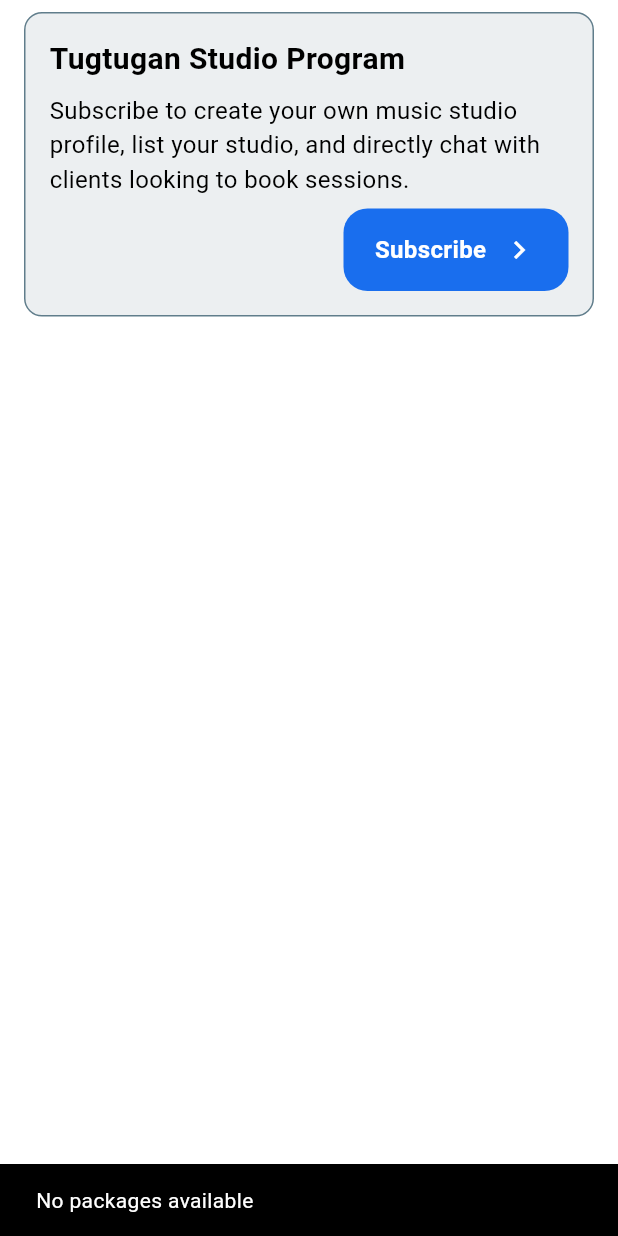
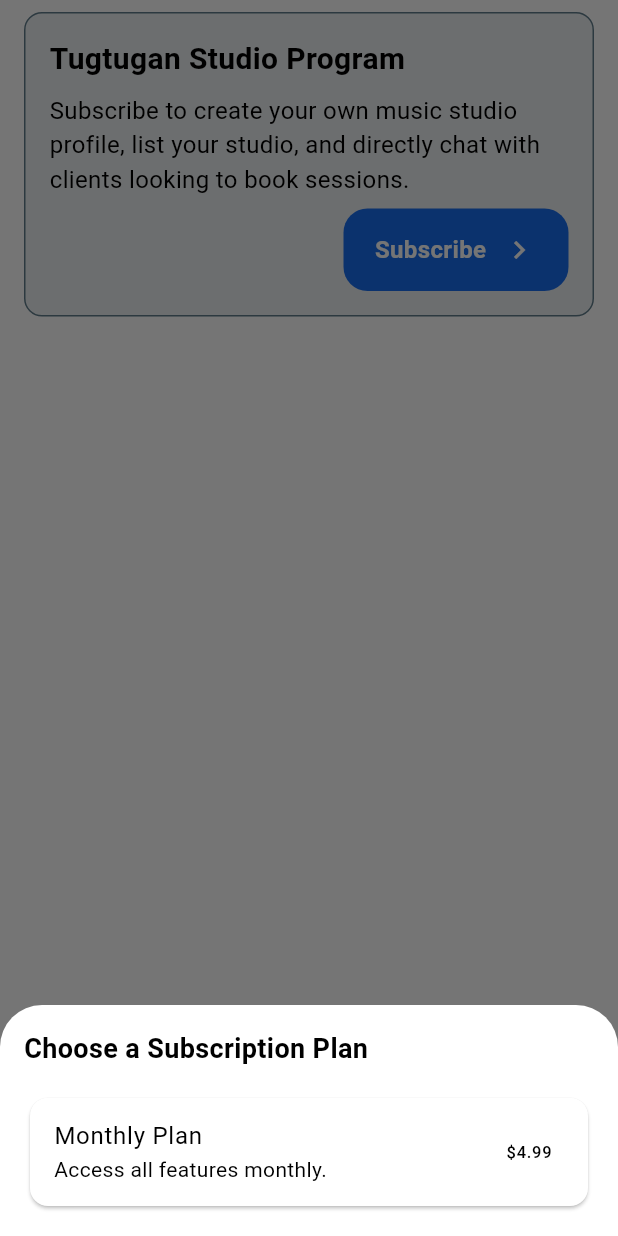
Before and after one commit to Tristaaaaan/tugtugan, a Flutter app: the TugtuganStudioProgramScreen widget shown alone on an empty page, opened directly, after a tap on "Subscribe", on a phone screen of 412 x 824 dp. Run offline on Flutter 3.47's test engine with Material 3 defaults, Android fonts, the phone set to English and light mode, and no system bars; our stand-ins replace cached_network_image, cloud_firestore, firebase_auth, firebase_core, firebase_messaging, flutter_dotenv and 13 more; missing offline and left inert: purchases_flutter; accounts and stored records are empty; generated files the repository leaves out were written again.

Commit message:
feature(subscription): added bottom sheet which shows the mock plans

```diff
--- a/lib/features/subscription/data/subscription_repo_impl.dart
+++ b/lib/features/subscription/data/subscription_repo_impl.dart
@@ -2,14 +2,30 @@ import 'dart:io';
 
 import 'package:purchases_flutter/purchases_flutter.dart';
 
+import '../domain/model/package_model.dart';
 import '../domain/repo/subscription_repo.dart';
 
 class SubscriptionRepoImpl extends SubscriptionRepo {
   @override
-  Future<void> subscribe(String userId) async {
-    // Implement the subscription logic here
-    // For example, you might call an API to subscribe the user
-    print('User $userId subscribed successfully.');
+  Future<List<MockPackage>> subscribe() async {
+    final MockProduct mockProduct = MockProduct(
+      identifier: 'com.app.subscription.monthly',
+      title: 'Monthly Plan',
+      description: 'Access all features monthly.',
+      price: 4.99,
+      priceString: '\$4.99',
+      currencyCode: 'USD',
+      subscriptionPeriod: 'P1M',
+    );
+
+    final MockPackage mockPackage = MockPackage(
+      identifier: 'monthly_mock',
+      offeringIdentifier: 'default',
+      packageType: 'monthly',
+      product: mockProduct,
+    );
+
+    return [mockPackage];
   }
 }
 
--- /dev/null
+++ b/lib/features/subscription/domain/model/package_model.dart
@@ -0,0 +1,33 @@
+class MockProduct {
+  final String identifier;
+  final String title;
+  final String description;
+  final double price;
+  final String priceString;
+  final String currencyCode;
+  final String subscriptionPeriod; // e.g., 'P1M' for 1 month
+
+  MockProduct({
+    required this.identifier,
+    required this.title,
+    required this.description,
+    required this.price,
+    required this.priceString,
+    required this.currencyCode,
+    required this.subscriptionPeriod,
+  });
+}
+
+class MockPackage {
+  final String identifier; // e.g., 'monthly', 'annual'
+  final String offeringIdentifier;
+  final String packageType; // e.g., 'monthly', 'annual'
+  final MockProduct product;
+
+  MockPackage({
+    required this.identifier,
+    required this.offeringIdentifier,
+    required this.packageType,
+    required this.product,
+  });
+}
--- a/lib/features/subscription/domain/repo/subscription_repo.dart
+++ b/lib/features/subscription/domain/repo/subscription_repo.dart
@@ -1,3 +1,5 @@
+import '../model/package_model.dart';
+
 abstract class SubscriptionRepo {
-  Future<void> subscribe(String userId);
+  Future<List<MockPackage>> subscribe();
 }
--- a/lib/features/subscription/presentation/widgets/subcription_sheet.dart
+++ b/lib/features/subscription/presentation/widgets/subcription_sheet.dart
@@ -1,8 +1,8 @@
 import 'package:flutter/material.dart';
-import 'package:purchases_flutter/purchases_flutter.dart';
+import 'package:tugtugan/features/subscription/domain/model/package_model.dart';
 
 class SubscriptionSheet extends StatelessWidget {
-  final List<Package> packages;
+  final List<MockPackage> packages;
 
   const SubscriptionSheet({super.key, required this.packages});
 
@@ -18,34 +18,34 @@ class SubscriptionSheet extends StatelessWidget {
         ),
         const SizedBox(height: 16),
         ...packages.map((package) {
-          final product = package.storeProduct;
+          final product = package.product;
           return Card(
             child: ListTile(
               title: Text(product.title),
               subtitle: Text(product.description),
               trailing: Text(product.priceString),
               onTap: () async {
-                try {
-                  final purchaserInfo =
-                      await Purchases.purchasePackage(package);
+                // try {
+                // final purchaserInfo =
+                //     await Purchases.purchasePackage(package);
 
-                  final isActive =
-                      purchaserInfo.entitlements.all['premium']?.isActive ??
-                          false;
+                // final isActive =
+                //     purchaserInfo.entitlements.all['premium']?.isActive ??
+                //         false;
 
-                  if (isActive && context.mounted) {
-                    Navigator.of(context).pop(); // close the sheet
-                    ScaffoldMessenger.of(context).showSnackBar(
-                      const SnackBar(content: Text('Subscription successful!')),
-                    );
-                  }
-                } catch (e) {
-                  if (context.mounted) {
-                    ScaffoldMessenger.of(context).showSnackBar(
-                      SnackBar(content: Text('Purchase failed: $e')),
-                    );
-                  }
-                }
+                // if (isActive && context.mounted) {
+                Navigator.of(context).pop(); // close the sheet
+                ScaffoldMessenger.of(context).showSnackBar(
+                  const SnackBar(content: Text('Subscription successful!')),
+                );
+                //   }
+                // } catch (e) {
+                //   if (context.mounted) {
+                //     ScaffoldMessenger.of(context).showSnackBar(
+                //       SnackBar(content: Text('Purchase failed: $e')),
+                //     );
+                //   }
+                // }
               },
             ),
           );
--- a/lib/features/subscription/presentation/widgets/subscription_container.dart
+++ b/lib/features/subscription/presentation/widgets/subscription_container.dart
@@ -1,5 +1,4 @@
 import 'package:flutter/material.dart';
-import 'package:purchases_flutter/purchases_flutter.dart';
 import 'package:tugtugan/commons/widgets/buttons/regular_button.dart';
 
 import '../../data/subscription_repo_impl.dart';
@@ -46,29 +45,28 @@ class TugtuganStudioProgramScreen extends StatelessWidget {
                   width: 150,
                   onTap: () async {
                     try {
-                      await initPlatformState();
+                      // await initPlatformState();
 
-                      final customerInfo = await Purchases.getCustomerInfo();
-                      final entitlement =
-                          customerInfo.entitlements.all['Basic'];
+                      // final customerInfo = await Purchases.getCustomerInfo();
+                      // final entitlement =
+                      //     customerInfo.entitlements.all['Basic'];
 
-                      if (entitlement != null && entitlement.isActive) {
-                        if (context.mounted) {
-                          ScaffoldMessenger.of(context).showSnackBar(
-                            const SnackBar(
-                                content: Text('You are already subscribed!')),
-                          );
-                        }
-                        return; // Don't show the paywall
-                      }
+                      // if (entitlement != null && entitlement.isActive) {
+                      //   if (context.mounted) {
+                      //     ScaffoldMessenger.of(context).showSnackBar(
+                      //       const SnackBar(
+                      //           content: Text('You are already subscribed!')),
+                      //     );
+                      //   }
+                      //   return; // Don't show the paywall
+                      // }
 
-                      final offerings = await Purchases.getOfferings();
+                      // final offerings = await Purchases.getOfferings();
+                      // final availablePackages =
+                      //     offerings.current?.availablePackages;
                       final availablePackages =
-                          offerings.current?.availablePackages;
-                      // final availablePackages =
-                      //     await SubscriptionRepoImpl().getAvailablePackages();
-                      if (availablePackages != null &&
-                          availablePackages.isNotEmpty) {
+                          await SubscriptionRepoImpl().subscribe();
+                      if (availablePackages.isNotEmpty) {
                         // Show paywall here, or navigate to it
                         if (context.mounted) {
                           showModalBottomSheet(
```
